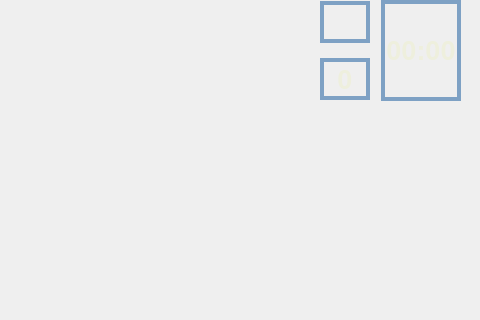
Above: Underperforming-Students-vs-Teachers/gamewindow.ui from mitester/Underperforming-Students-vs-Teachers before the change; both pictures show x 800 to 1280 and y 0 to 320 of the 1280 by 720 pixel window. Below: the same form after it.
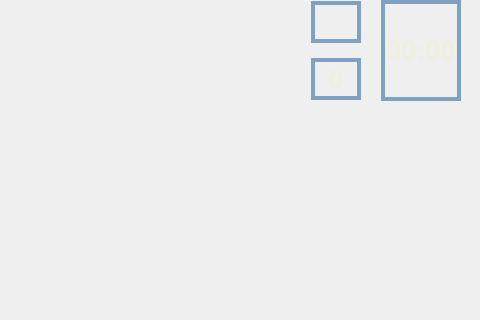
That is the form after the change. Icons and pictures are not drawn. Custom widgets are drawn as their Qt base class.

Diff of the .ui file:
```diff
--- a/Underperforming-Students-vs-Teachers/gamewindow.ui
+++ b/Underperforming-Students-vs-Teachers/gamewindow.ui
@@ -108,9 +108,9 @@
         <widget class="QWidget" name="layoutWidget">
          <property name="geometry">
           <rect>
-           <x>20</x>
+           <x>1</x>
            <y>0</y>
-           <width>52</width>
+           <width>71</width>
            <height>101</height>
           </rect>
          </property>
@@ -118,6 +118,9 @@
           <property name="spacing">
            <number>14</number>
           </property>
+          <property name="leftMargin">
+           <number>10</number>
+          </property>
           <item>
            <widget class="QLabel" name="lb_redbull_pic">
             <property name="minimumSize">
```
